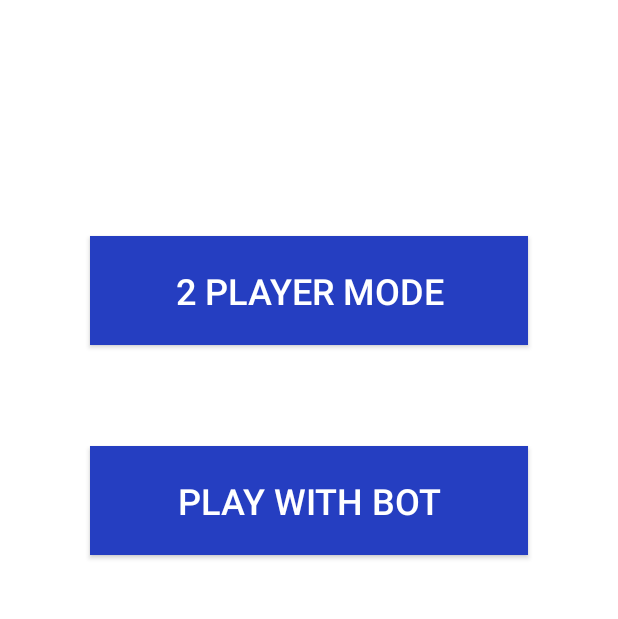
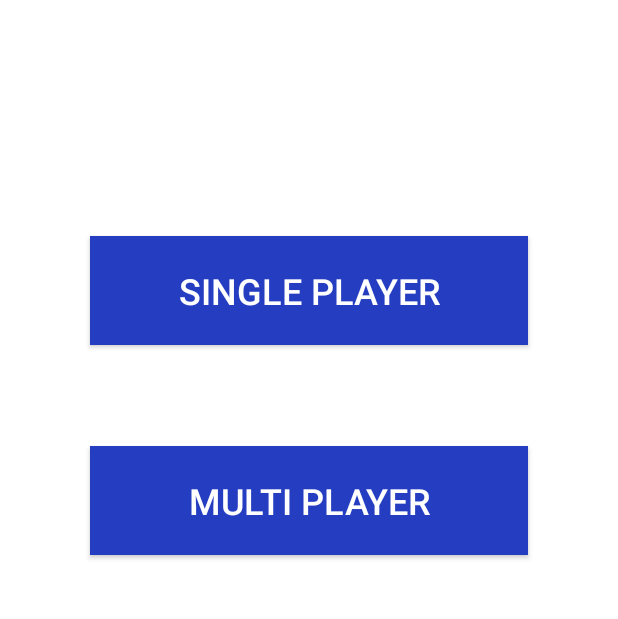
Before and after one commit to krishnachaitanya0107/TicTacToe, an Android app: the screen it shows after launch (HomeActivity), on a phone screen of 412 x 824 dp, the part 328-947 px from its top. Run offline under Robolectric (Android 15) with nearby library versions, the phone set to English and light mode, and no system bars.

Commit message:
minor updates

```diff
--- a/app/src/main/java/com/example/tictactoe/BotActivity.java
+++ b/app/src/main/java/com/example/tictactoe/BotActivity.java
@@ -32,7 +32,6 @@ public class BotActivity extends AppCompatActivity {
     Button playAgainButton;
     TextView messageTextView;
     String winner;
-    String staleMateMessage;
 
     TextView xScoreTextView;
     TextView yScoreTextView;
@@ -189,7 +188,7 @@ public class BotActivity extends AppCompatActivity {
 
     public void showWinner()
     {    if(gameTie)
-        { messageTextView.setText(staleMateMessage); }
+        { messageTextView.setText(R.string.stalemateMessage); }
         else
             { messageTextView.setText(String.format("%s has won ", winner));
                 if(winner.equals("X"))
@@ -230,7 +229,6 @@ public class BotActivity extends AppCompatActivity {
         super.onCreate(savedInstanceState);
         setContentView(R.layout.activity_main);
 
-        staleMateMessage="StaleMate , It was a draw";
         playAgainButton= findViewById(R.id.button2);
         messageTextView= findViewById(R.id.textView);
         grid= findViewById(R.id.gridLayout);
--- a/app/src/main/java/com/example/tictactoe/MainActivity.java
+++ b/app/src/main/java/com/example/tictactoe/MainActivity.java
@@ -21,7 +21,6 @@ public class MainActivity extends AppCompatActivity {
     Button play;
     TextView win;
     String winner;
-    String staleMateMessage;
 
     TextView xTextView;
     TextView yTextView;
@@ -80,7 +79,7 @@ public class MainActivity extends AppCompatActivity {
                         found++; }
                 if(found==0)
                 {   play.setVisibility(View.VISIBLE);
-                    win.setText(staleMateMessage);
+                    win.setText(R.string.stalemateMessage);
                 }
             }
         }
@@ -109,7 +108,7 @@ public class MainActivity extends AppCompatActivity {
         super.onCreate(savedInstanceState);
         setContentView(R.layout.activity_main);
 
-        staleMateMessage="StaleMate , it was a draw";
+
         play= findViewById(R.id.button2);
         win= findViewById(R.id.textView);
         win.setText(R.string.xTurn);
--- a/app/src/main/res/layout/home_activity.xml
+++ b/app/src/main/res/layout/home_activity.xml
@@ -8,7 +8,7 @@
     tools:context=".HomeActivity">
 
     <Button
-        android:id="@+id/playHumanButton"
+        android:id="@+id/playBotButton"
         android:layout_width="0dp"
         android:layout_height="wrap_content"
         android:background="@color/colorPrimaryDark"
@@ -16,7 +16,7 @@
         android:layout_marginLeft="60dp"
         android:layout_marginRight="60dp"
         android:padding="20dp"
-        android:text="@string/playHuman"
+        android:text="@string/playBot"
         android:textColor="@color/colorAccent"
         android:textSize="24sp"
         app:layout_constraintBottom_toBottomOf="parent"
@@ -25,7 +25,7 @@
         app:layout_constraintTop_toTopOf="parent" />
 
     <Button
-        android:id="@+id/playBotButton"
+        android:id="@+id/playHumanButton"
         android:layout_width="0dp"
         android:layout_height="wrap_content"
         android:background="@color/colorPrimaryDark"
@@ -34,7 +34,7 @@
         android:layout_marginRight="60dp"
         android:layout_marginTop="280dp"
         android:padding="20dp"
-        android:text="@string/playBot"
+        android:text="@string/playHuman"
         android:textColor="@color/colorAccent"
         android:textSize="24sp"
         app:layout_constraintBottom_toBottomOf="parent"
--- a/app/src/main/res/values/strings.xml
+++ b/app/src/main/res/values/strings.xml
@@ -3,8 +3,8 @@
     <string name="TODO">TODO</string>
     <string name="play_again">Play Again</string>
     <string name="tic_tac_toe">TIC TAC TOE</string>
-    <string name="playHuman">2 PLAYER MODE</string>
-    <string name="playBot">PLAY WITH BOT</string>
+    <string name="playHuman">MULTI PLAYER</string>
+    <string name="playBot">SINGLE PLAYER</string>
     <string name="inf">INFO</string>
     <string name="back">BACK</string>
     <string name="initial_score">0</string>
@@ -13,4 +13,5 @@
     <string name="xTurn">X\'s Turn</string>
     <string name="humanTurn">Your Turn</string>
     <string name="botTurn">My Turn</string>
+    <string name="stalemateMessage">StaleMate , it was a draw</string>
 </resources>
```
